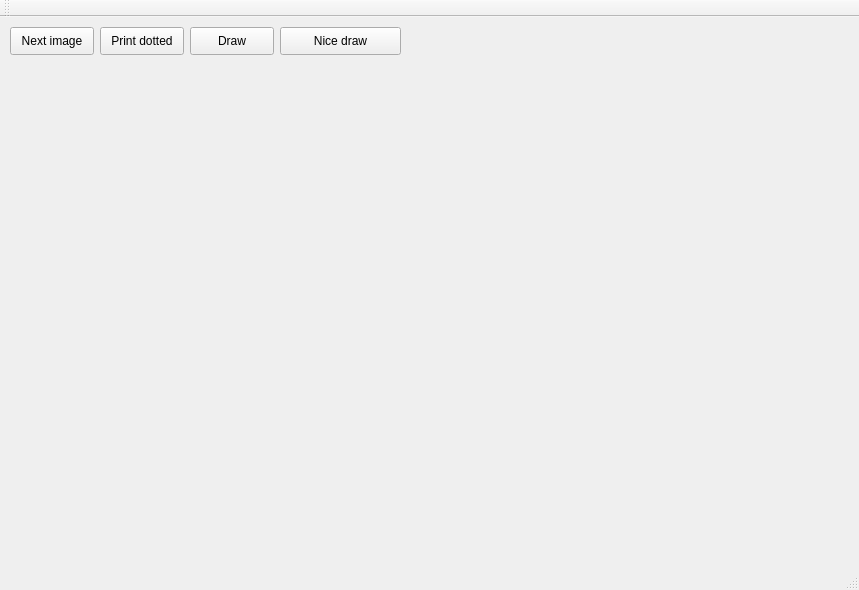
This is gui/mainwindow.ui in radekp/alfi as Qt 5 draws it before an edit. The edited form follows.
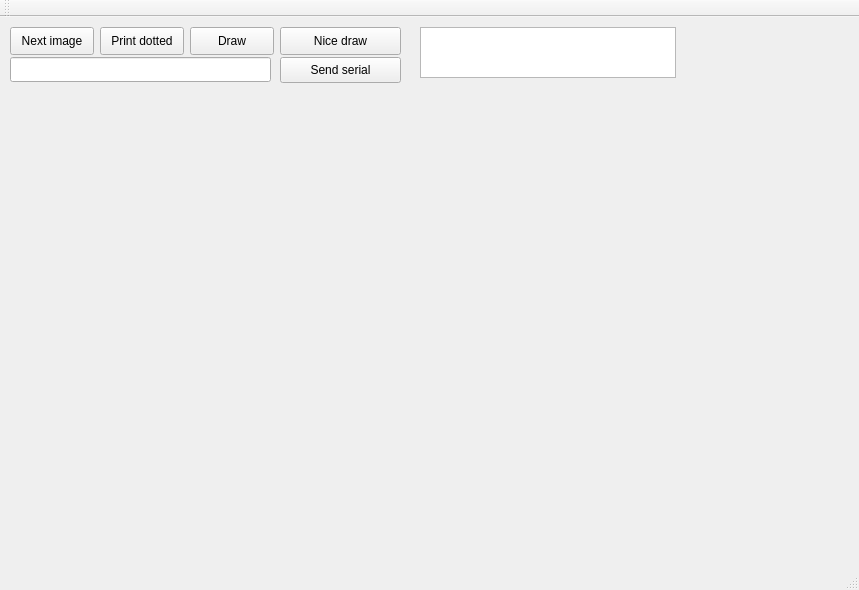
This is the edited form.

Commit message: begin work with serial

```diff
--- a/gui/mainwindow.ui
+++ b/gui/mainwindow.ui
@@ -69,6 +69,39 @@
      <string>Nice draw</string>
     </property>
    </widget>
+   <widget class="QLineEdit" name="tbSendSerial">
+    <property name="geometry">
+     <rect>
+      <x>10</x>
+      <y>40</y>
+      <width>261</width>
+      <height>25</height>
+     </rect>
+    </property>
+   </widget>
+   <widget class="QTextBrowser" name="tbSerial">
+    <property name="geometry">
+     <rect>
+      <x>420</x>
+      <y>10</y>
+      <width>256</width>
+      <height>51</height>
+     </rect>
+    </property>
+   </widget>
+   <widget class="QPushButton" name="bSendSerial">
+    <property name="geometry">
+     <rect>
+      <x>280</x>
+      <y>40</y>
+      <width>121</width>
+      <height>26</height>
+     </rect>
+    </property>
+    <property name="text">
+     <string>Send serial</string>
+    </property>
+   </widget>
   </widget>
   <widget class="QMenuBar" name="menuBar">
    <property name="geometry">
```
Left out of the diff: 2 changed lines with no effect on the pictures. The commit also changes 2 other files.
